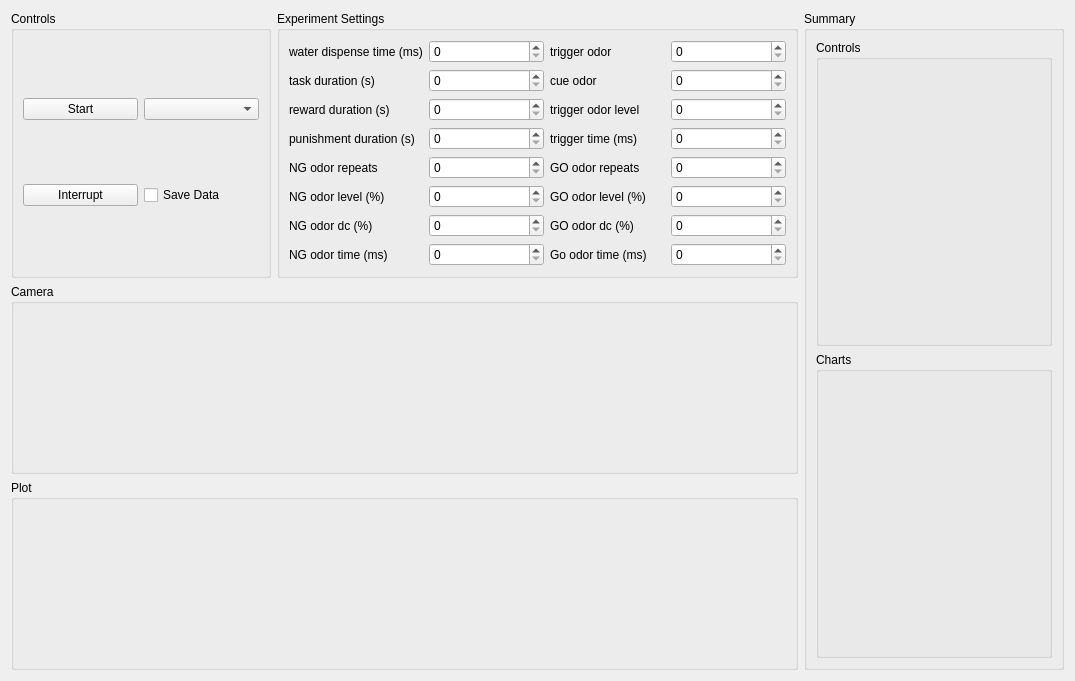
VNMurthyLab/VOTA-1, file VOTA_Control/VOTAScopeMS/lick_training_plot.ui: the form before one commit.
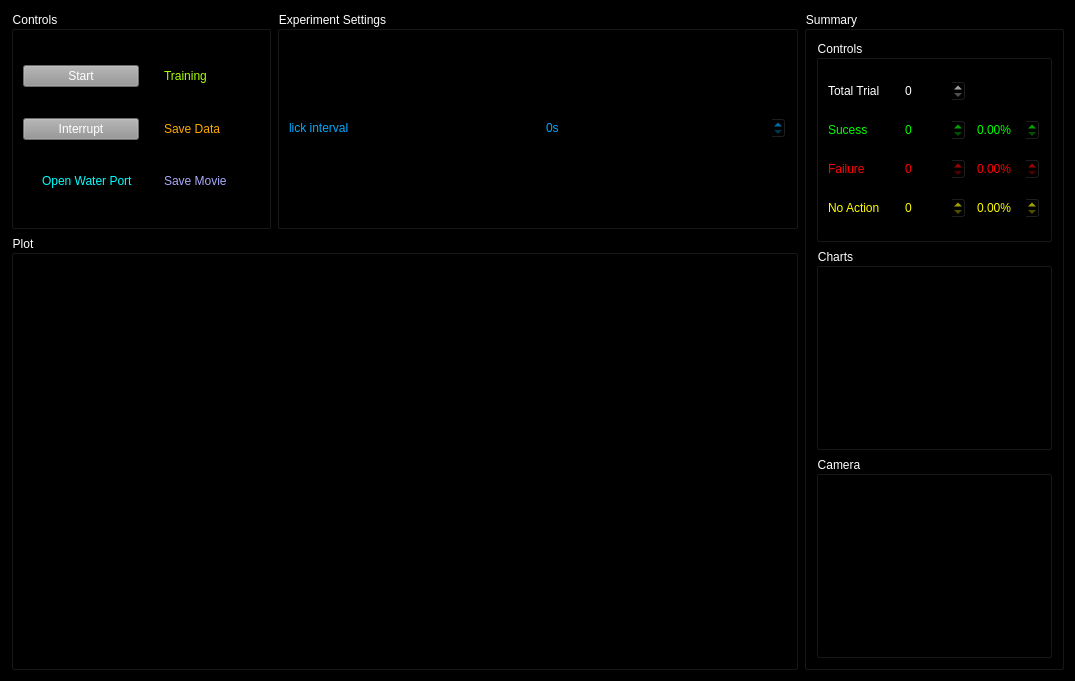
The form after the commit.

Commit message: -fixed a bug in vota_sniff, corrected camera rotation

The edit to the form file:
```diff
--- a/VOTA_Control/VOTAScopeMS/lick_training_plot.ui
+++ b/VOTA_Control/VOTAScopeMS/lick_training_plot.ui
@@ -17,56 +17,9 @@
    <bool>false</bool>
   </property>
   <property name="styleSheet">
-   <string notr="true"/>
+   <string notr="true">background-color: rgb(0, 0, 0);</string>
   </property>
   <layout class="QGridLayout" name="gridLayout_2" rowstretch="0,0,0">
-   <item row="1" column="0" colspan="3">
-    <widget class="QGroupBox" name="camera_groupBox">
-     <property name="minimumSize">
-      <size>
-       <width>0</width>
-       <height>0</height>
-      </size>
-     </property>
-     <property name="title">
-      <string>Camera</string>
-     </property>
-     <layout class="QVBoxLayout" name="verticalLayout_2"/>
-    </widget>
-   </item>
-   <item row="0" column="0">
-    <widget class="QGroupBox" name="controls_groupBox">
-     <property name="title">
-      <string>Controls</string>
-     </property>
-     <layout class="QGridLayout" name="gridLayout">
-      <item row="2" column="1">
-       <widget class="QCheckBox" name="save_h5_checkBox">
-        <property name="text">
-         <string>Save Data</string>
-        </property>
-       </widget>
-      </item>
-      <item row="1" column="1">
-       <widget class="QComboBox" name="select_protocol_comboBox"/>
-      </item>
-      <item row="2" column="0">
-       <widget class="QPushButton" name="interrupt_pushButton">
-        <property name="text">
-         <string>Interrupt</string>
-        </property>
-       </widget>
-      </item>
-      <item row="1" column="0">
-       <widget class="QPushButton" name="start_pushButton">
-        <property name="text">
-         <string>Start</string>
-        </property>
-       </widget>
-      </item>
-     </layout>
-    </widget>
-   </item>
    <item row="0" column="3" rowspan="3">
     <widget class="QGroupBox" name="summary_groupBox">
      <property name="sizePolicy">
@@ -87,16 +40,163 @@
        <height>16777215</height>
       </size>
      </property>
+     <property name="styleSheet">
+      <string notr="true">color: rgb(255, 255, 255);</string>
+     </property>
      <property name="title">
       <string>Summary</string>
      </property>
      <layout class="QVBoxLayout" name="verticalLayout_7">
       <item>
        <widget class="QGroupBox" name="control_1groupBox_2">
+        <property name="styleSheet">
+         <string notr="true">color: rgb(255, 255, 255);</string>
+        </property>
         <property name="title">
          <string>Controls</string>
         </property>
-        <layout class="QGridLayout" name="gridLayout_4"/>
+        <layout class="QGridLayout" name="gridLayout_4">
+         <item row="1" column="1">
+          <widget class="QDoubleSpinBox" name="num_of_success_doubleSpinBox">
+           <property name="enabled">
+            <bool>true</bool>
+           </property>
+           <property name="styleSheet">
+            <string notr="true">color: rgb(0, 255, 0)</string>
+           </property>
+           <property name="decimals">
+            <number>0</number>
+           </property>
+          </widget>
+         </item>
+         <item row="0" column="0">
+          <widget class="QLabel" name="label_20">
+           <property name="styleSheet">
+            <string notr="true">color: rgb(255, 255, 255);</string>
+           </property>
+           <property name="text">
+            <string>Total Trial</string>
+           </property>
+          </widget>
+         </item>
+         <item row="1" column="2">
+          <widget class="QDoubleSpinBox" name="success_percent_doubleSpinBox">
+           <property name="enabled">
+            <bool>true</bool>
+           </property>
+           <property name="styleSheet">
+            <string notr="true">color: rgb(0, 255, 0)</string>
+           </property>
+           <property name="suffix">
+            <string>%</string>
+           </property>
+           <property name="decimals">
+            <number>2</number>
+           </property>
+          </widget>
+         </item>
+         <item row="2" column="1">
+          <widget class="QDoubleSpinBox" name="num_of_failure_doubleSpinBox">
+           <property name="enabled">
+            <bool>true</bool>
+           </property>
+           <property name="styleSheet">
+            <string notr="true">color:rgb(255, 0, 0)</string>
+           </property>
+           <property name="decimals">
+            <number>0</number>
+           </property>
+          </widget>
+         </item>
+         <item row="2" column="2">
+          <widget class="QDoubleSpinBox" name="failure_percent_doubleSpinBox">
+           <property name="enabled">
+            <bool>true</bool>
+           </property>
+           <property name="styleSheet">
+            <string notr="true">color:rgb(255, 0, 0)</string>
+           </property>
+           <property name="suffix">
+            <string>%</string>
+           </property>
+           <property name="decimals">
+            <number>2</number>
+           </property>
+          </widget>
+         </item>
+         <item row="1" column="0">
+          <widget class="QLabel" name="label_21">
+           <property name="styleSheet">
+            <string notr="true">color: rgb(0, 255, 0)</string>
+           </property>
+           <property name="text">
+            <string>Sucess</string>
+           </property>
+          </widget>
+         </item>
+         <item row="3" column="0">
+          <widget class="QLabel" name="label_24">
+           <property name="styleSheet">
+            <string notr="true">color:rgb(255, 255, 0)</string>
+           </property>
+           <property name="text">
+            <string>No Action</string>
+           </property>
+          </widget>
+         </item>
+         <item row="2" column="0">
+          <widget class="QLabel" name="label_23">
+           <property name="styleSheet">
+            <string notr="true">color:rgb(255, 0, 0)</string>
+           </property>
+           <property name="text">
+            <string>Failure</string>
+           </property>
+          </widget>
+         </item>
+         <item row="3" column="2">
+          <widget class="QDoubleSpinBox" name="no_action_percent_doubleSpinBox">
+           <property name="enabled">
+            <bool>true</bool>
+           </property>
+           <property name="styleSheet">
+            <string notr="true">color:rgb(255, 255, 0)</string>
+           </property>
+           <property name="suffix">
+            <string>%</string>
+           </property>
+           <property name="decimals">
+            <number>2</number>
+           </property>
+          </widget>
+         </item>
+         <item row="3" column="1">
+          <widget class="QDoubleSpinBox" name="num_of_no_action_doubleSpinBox">
+           <property name="enabled">
+            <bool>true</bool>
+           </property>
+           <property name="styleSheet">
+            <string notr="true">color:rgb(255, 255, 0)</string>
+           </property>
+           <property name="decimals">
+            <number>0</number>
+           </property>
+          </widget>
+         </item>
+         <item row="0" column="1">
+          <widget class="QDoubleSpinBox" name="num_of_trial_doubleSpinBox">
+           <property name="enabled">
+            <bool>true</bool>
+           </property>
+           <property name="styleSheet">
+            <string notr="true">color: rgb(255, 255, 255);</string>
+           </property>
+           <property name="decimals">
+            <number>0</number>
+           </property>
+          </widget>
+         </item>
+        </layout>
        </widget>
       </item>
       <item>
@@ -119,16 +219,111 @@
           <height>16777215</height>
          </size>
         </property>
+        <property name="styleSheet">
+         <string notr="true">color: rgb(255, 255, 255);</string>
+        </property>
         <property name="title">
          <string>Charts</string>
         </property>
         <layout class="QVBoxLayout" name="verticalLayout"/>
        </widget>
       </item>
+      <item>
+       <widget class="QGroupBox" name="camera_groupBox">
+        <property name="minimumSize">
+         <size>
+          <width>0</width>
+          <height>0</height>
+         </size>
+        </property>
+        <property name="styleSheet">
+         <string notr="true">color: rgb(255, 255, 255);</string>
+        </property>
+        <property name="title">
+         <string>Camera</string>
+        </property>
+        <layout class="QVBoxLayout" name="verticalLayout_2"/>
+       </widget>
+      </item>
      </layout>
     </widget>
    </item>
-   <item row="2" column="0" colspan="3">
+   <item row="0" column="0">
+    <widget class="QGroupBox" name="controls_groupBox">
+     <property name="styleSheet">
+      <string notr="true">color: rgb(255, 255, 255);</string>
+     </property>
+     <property name="title">
+      <string>Controls</string>
+     </property>
+     <layout class="QGridLayout" name="gridLayout">
+      <item row="2" column="0">
+       <widget class="QPushButton" name="interrupt_pushButton">
+        <property name="styleSheet">
+         <string notr="true">color: rgb(255, 255, 255);
+background-color: rgb(148, 148, 148);</string>
+        </property>
+        <property name="text">
+         <string>Interrupt</string>
+        </property>
+       </widget>
+      </item>
+      <item row="1" column="0">
+       <widget class="QPushButton" name="start_pushButton">
+        <property name="styleSheet">
+         <string notr="true">color: rgb(255, 255, 255);
+background-color: rgb(148, 148, 148);</string>
+        </property>
+        <property name="text">
+         <string>Start</string>
+        </property>
+       </widget>
+      </item>
+      <item row="2" column="1">
+       <widget class="QCheckBox" name="save_h5_checkBox">
+        <property name="styleSheet">
+         <string notr="true">color:rgb(255, 170, 0)</string>
+        </property>
+        <property name="text">
+         <string>Save Data</string>
+        </property>
+       </widget>
+      </item>
+      <item row="1" column="1">
+       <widget class="QCheckBox" name="train_checkBox">
+        <property name="styleSheet">
+         <string notr="true">color: rgb(170, 255, 0)</string>
+        </property>
+        <property name="text">
+         <string>Training</string>
+        </property>
+       </widget>
+      </item>
+      <item row="3" column="1">
+       <widget class="QCheckBox" name="save_movie_checkBox">
+        <property name="styleSheet">
+         <string notr="true">color:rgb(170, 170, 255)</string>
+        </property>
+        <property name="text">
+         <string>Save Movie</string>
+        </property>
+       </widget>
+      </item>
+      <item row="3" column="0">
+       <widget class="QCheckBox" name="water_on_checkBox">
+        <property name="styleSheet">
+         <string notr="true">color: rgb(0, 255, 255);
+selection-color: rgb(0, 0, 255);</string>
+        </property>
+        <property name="text">
+         <string>Open Water Port</string>
+        </property>
+       </widget>
+      </item>
+     </layout>
+    </widget>
+   </item>
+   <item row="1" column="0" rowspan="2" colspan="3">
     <widget class="QGroupBox" name="plot_groupBox">
      <property name="minimumSize">
       <size>
@@ -136,6 +331,9 @@
        <height>0</height>
       </size>
      </property>
+     <property name="styleSheet">
+      <string notr="true">color: rgb(255, 255, 255);</string>
+     </property>
      <property name="title">
       <string>Plot</string>
      </property>
@@ -144,167 +342,36 @@
    </item>
    <item row="0" column="1" colspan="2">
     <widget class="QGroupBox" name="control_1groupBox">
+     <property name="styleSheet">
+      <string notr="true">color: rgb(255, 255, 255);</string>
+     </property>
      <property name="title">
       <string>Experiment Settings</string>
      </property>
+     <property name="checkable">
+      <bool>false</bool>
+     </property>
      <layout class="QGridLayout" name="gridLayout_3">
-      <item row="2" column="1">
-       <widget class="QSpinBox" name="reward_duration_spinBox"/>
-      </item>
-      <item row="3" column="0">
-       <widget class="QLabel" name="label_6">
-        <property name="text">
-         <string>punishment duration (s)</string>
-        </property>
-       </widget>
-      </item>
-      <item row="2" column="3">
-       <widget class="QSpinBox" name="trigger_odor_level_spinBox"/>
-      </item>
-      <item row="3" column="1">
-       <widget class="QSpinBox" name="punishment_duration_spinBox"/>
-      </item>
-      <item row="2" column="0">
-       <widget class="QLabel" name="label_2">
-        <property name="text">
-         <string>reward duration (s)</string>
-        </property>
-       </widget>
-      </item>
-      <item row="1" column="0">
-       <widget class="QLabel" name="label_15">
-        <property name="text">
-         <string>task duration (s)</string>
-        </property>
-       </widget>
-      </item>
-      <item row="1" column="3">
-       <widget class="QSpinBox" name="cue_odor_spinBox"/>
-      </item>
-      <item row="6" column="3">
-       <widget class="QSpinBox" name="go_odor_level_spinBox"/>
-      </item>
-      <item row="5" column="2">
-       <widget class="QLabel" name="label_14">
-        <property name="text">
-         <string>GO odor repeats</string>
-        </property>
-       </widget>
-      </item>
-      <item row="6" column="2">
-       <widget class="QLabel" name="label_11">
-        <property name="text">
-         <string>GO odor level (%)</string>
-        </property>
-       </widget>
-      </item>
-      <item row="3" column="3">
-       <widget class="QSpinBox" name="trigger_time_spinBox"/>
-      </item>
-      <item row="5" column="0">
-       <widget class="QLabel" name="label_13">
-        <property name="text">
-         <string>NG odor repeats</string>
-        </property>
-       </widget>
-      </item>
-      <item row="5" column="3">
-       <widget class="QSpinBox" name="go_odor_repeats_spinBox"/>
-      </item>
-      <item row="3" column="2">
-       <widget class="QLabel" name="label_8">
-        <property name="text">
-         <string>trigger time (ms)</string>
-        </property>
-       </widget>
-      </item>
-      <item row="7" column="3">
-       <widget class="QSpinBox" name="go_odor_dc_spinBox"/>
-      </item>
-      <item row="0" column="2">
-       <widget class="QLabel" name="label_5">
-        <property name="text">
-         <string>trigger odor</string>
-        </property>
-       </widget>
-      </item>
-      <item row="0" column="3">
-       <widget class="QSpinBox" name="trigger_odor_spinBox"/>
-      </item>
-      <item row="7" column="2">
-       <widget class="QLabel" name="label_16">
-        <property name="text">
-         <string>GO odor dc (%)</string>
-        </property>
-       </widget>
-      </item>
-      <item row="1" column="2">
-       <widget class="QLabel" name="label_7">
-        <property name="text">
-         <string>cue odor</string>
-        </property>
-       </widget>
-      </item>
-      <item row="2" column="2">
-       <widget class="QLabel" name="label_10">
-        <property name="text">
-         <string>trigger odor level</string>
-        </property>
-       </widget>
-      </item>
       <item row="0" column="0">
-       <widget class="QLabel" name="label">
+       <widget class="QLabel" name="label_15">
+        <property name="styleSheet">
+         <string notr="true">color: rgb(0, 170, 255)</string>
+        </property>
         <property name="text">
-         <string>water dispense time (ms)</string>
+         <string>lick interval</string>
         </property>
        </widget>
       </item>
       <item row="0" column="1">
-       <widget class="QSpinBox" name="water_dispense_time_spinBox"/>
-      </item>
-      <item row="1" column="1">
-       <widget class="QSpinBox" name="task_duration_spinBox"/>
-      </item>
-      <item row="5" column="1">
-       <widget class="QSpinBox" name="ng_odor_repeats_spinBox"/>
-      </item>
-      <item row="8" column="3">
-       <widget class="QSpinBox" name="go_odor_time_spinBox"/>
-      </item>
-      <item row="8" column="1">
-       <widget class="QSpinBox" name="ng_odor_time_spinBox"/>
-      </item>
-      <item row="6" column="1">
-       <widget class="QSpinBox" name="ng_odor_level_spinBox"/>
-      </item>
-      <item row="7" column="1">
-       <widget class="QSpinBox" name="ng_odor_dc_spinBox"/>
-      </item>
-      <item row="8" column="2">
-       <widget class="QLabel" name="label_12">
-        <property name="text">
-         <string>Go odor time (ms)</string>
+       <widget class="QDoubleSpinBox" name="lick_interval_doubleSpinBox">
+        <property name="styleSheet">
+         <string notr="true">color: rgb(0, 170, 255)</string>
         </property>
-       </widget>
-      </item>
-      <item row="6" column="0">
-       <widget class="QLabel" name="label_17">
-        <property name="text">
-         <string>NG odor level (%)</string>
+        <property name="suffix">
+         <string>s</string>
         </property>
-       </widget>
-      </item>
-      <item row="7" column="0">
-       <widget class="QLabel" name="label_18">
-        <property name="text">
-         <string>NG odor dc (%)</string>
-        </property>
-       </widget>
-      </item>
-      <item row="8" column="0">
-       <widget class="QLabel" name="label_19">
-        <property name="text">
-         <string>NG odor time (ms)</string>
+        <property name="decimals">
+         <number>0</number>
         </property>
        </widget>
       </item>
```
The commit also changes 276 other files.
